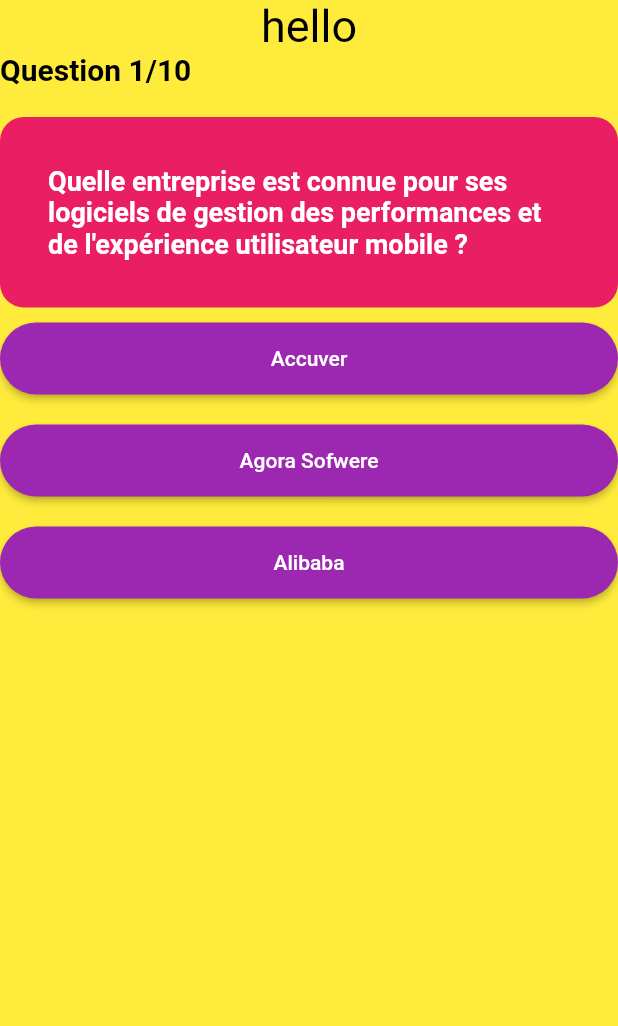
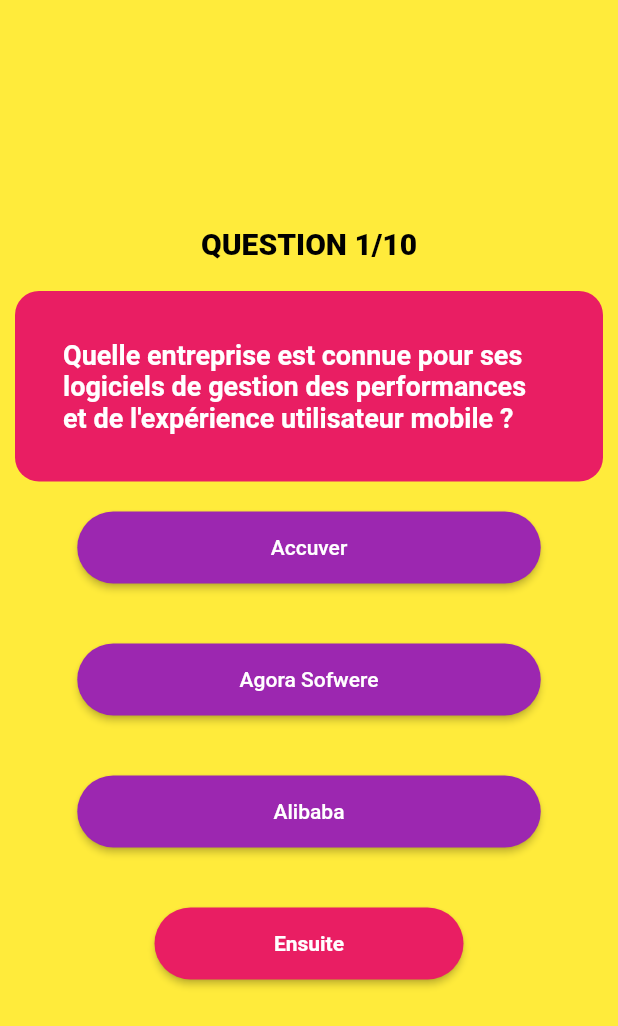
Before and after one commit to Mat0108/Vivatech-Front, a Flutter app: the screen it shows after launch, on a phone screen of 412 x 824 dp. Shown: the top 1026 px of the screen. Run offline on Flutter 3.47's test engine with Material 2 defaults, Android fonts, the phone set to English and light mode, and no system bars.

Commit message:
add next button done

```diff
--- a/lib/pages/game_quiz_page.dart
+++ b/lib/pages/game_quiz_page.dart
@@ -19,15 +19,10 @@
     return Scaffold(
       backgroundColor: Colors.yellow,
       body: Container(
+        margin: EdgeInsets.symmetric(horizontal: 10, vertical: 25),
         child: Column(
-          children: [
-            const Text(
-              "hello",
-              style: TextStyle(color: Colors.black, fontSize: 30),
-            ),
-            _questionWidget(),
-            _answerList()
-          ],
+          mainAxisAlignment: MainAxisAlignment.center,
+          children: [_questionWidget(), _answerList(), _nextButton()],
         ),
       ),
     );
@@ -38,13 +33,12 @@
       crossAxisAlignment: CrossAxisAlignment.start,
       mainAxisAlignment: MainAxisAlignment.center,
       children: [
-        Text(
-            "Question ${currentQuestionIndex + 1}/${questionList.length
-                .toString()}",
-            style: TextStyle(
-                color: Colors.black,
-                fontSize: 20,
-                fontWeight: FontWeight.w600)),
+       Center(child: Text(
+           "Question ${currentQuestionIndex + 1}/${questionList.length.toString()}".toUpperCase(),
+           style: TextStyle(
+               color: Colors.black,
+               fontSize: 20,
+               fontWeight: FontWeight.w900)),) ,
         SizedBox(
           height: 20,
         ),
@@ -78,29 +72,58 @@
   Widget _answerButton(Answer answer) {
     bool isSelected = answer == selectedAnswer;
     return Container(
-      width: double.infinity,
-      margin: EdgeInsets.symmetric(vertical: 10),
+      width: MediaQuery.of(context).size.width * 0.75,
+      margin: EdgeInsets.symmetric(vertical: 20),
       height: 48,
       child: ElevatedButton(
         child: Text(answer.answerText),
         style: ElevatedButton.styleFrom(
-          shape: StadiumBorder(),
-          primary: isSelected?Colors.lightGreenAccent:Colors.purple,
-          onPrimary:isSelected?Colors.black: Colors.white
-
-        ),
-        onPressed:(){
-          if(selectedAnswer == null){
-            if(answer.isCorrect){
+            shape: StadiumBorder(),
+            primary: isSelected ? Colors.lightGreenAccent : Colors.purple,
+            onPrimary: isSelected ? Colors.black : Colors.white),
+        onPressed: () {
+          if (selectedAnswer == null) {
+            if (answer.isCorrect) {
               score++;
             }
           }
           setState(() {
             selectedAnswer = answer;
           });
-        },),
+        },
+      ),
     );
   }
 
+  _nextButton() {
+    bool isLastQuestion = false;
+    if (currentQuestionIndex == questionList.length - 1) {
+      isLastQuestion = true;
+    }
 
+    return Container(
+      width: MediaQuery.of(context).size.width * 0.5,
+      margin: EdgeInsets.symmetric(vertical: 20),
+      height: 48,
+      child: ElevatedButton(
+        child: Text(
+          isLastQuestion ? "Valider" : "Ensuite",
+          style: TextStyle(fontWeight: FontWeight.w600),
+        ),
+        style: ElevatedButton.styleFrom(
+            shape: StadiumBorder(),
+            primary: Colors.pink,
+            onPrimary: Colors.white),
+        onPressed: () {
+          if (isLastQuestion) {
+          } else {
+            setState(() {
+              selectedAnswer = null;
+              currentQuestionIndex++;
+            });
+          }
+        },
+      ),
+    );
+  }
 }
```
